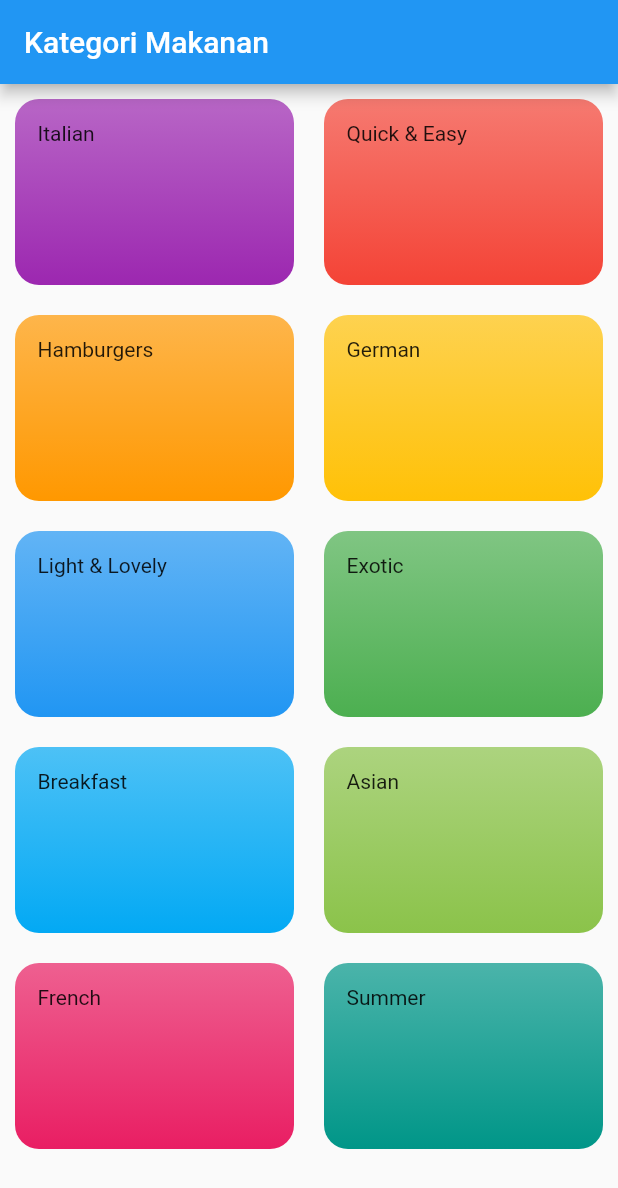
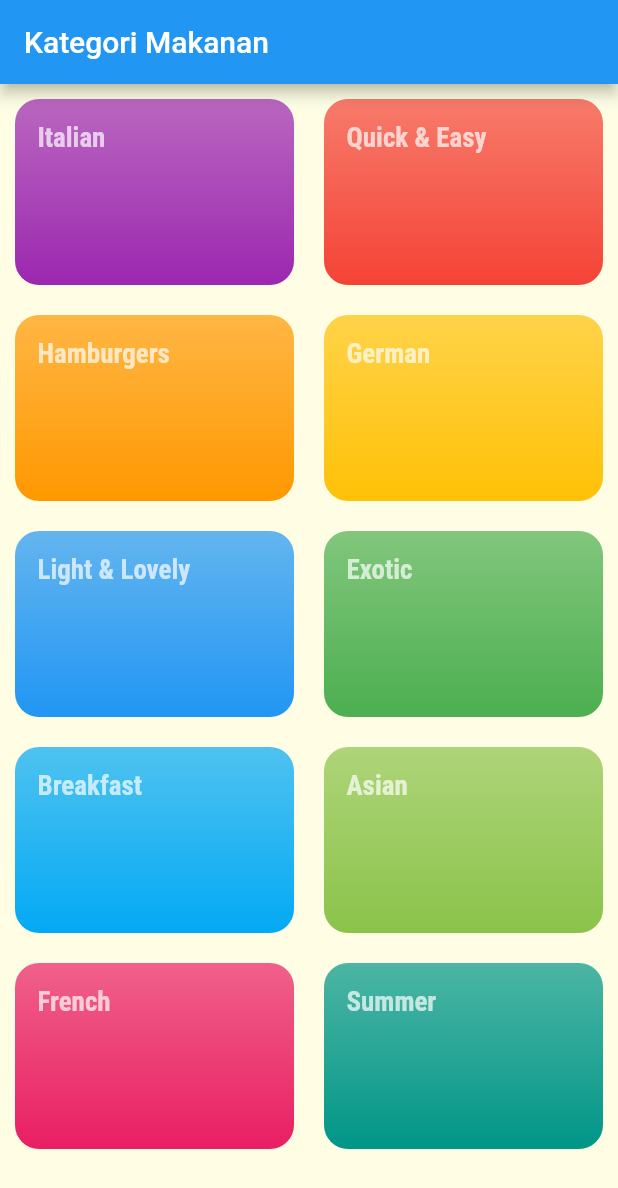
Before and after one commit to saldisucipto/flutter_great, a Flutter app: the screen it shows after launch, on a phone screen of 412 x 824 dp. Shown: the top 1188 px of the screen. Run offline on Flutter 3.47's test engine with Material 2 defaults, Android fonts, the phone set to English and light mode, and no system bars.

Commit message:
Memberikan Fonts Styling Font dan Thema Data

```diff
--- a/lib/components/kategori_items.dart
+++ b/lib/components/kategori_items.dart
@@ -1,4 +1,5 @@
 import 'package:flutter/cupertino.dart';
+import 'package:flutter/material.dart';
 import 'package:flutter/src/foundation/key.dart';
 import 'package:flutter/src/widgets/framework.dart';
 
@@ -20,7 +21,10 @@ class KategoriItems extends StatelessWidget {
             end: Alignment.bottomLeft,
           ),
           borderRadius: BorderRadius.circular(16)),
-      child: Text(title),
+      child: Text(
+        title,
+        style: Theme.of(context).textTheme.headline1,
+      ),
     );
   }
 }
--- a/lib/main.dart
+++ b/lib/main.dart
@@ -1,6 +1,5 @@
 import 'package:flutter/material.dart';
 import 'package:flutudemy/pages/category_pages.dart';
-import 'package:flutudemy/pages/home_pages.dart';
 
 void main(List<String> args) {
   // main function
@@ -15,7 +14,24 @@ class MyApp extends StatelessWidget {
     return MaterialApp(
       title: 'Aplikasi Makanan',
       theme: ThemeData(
-        primarySwatch: Colors.blue,
+        colorScheme: ColorScheme.fromSwatch(primarySwatch: Colors.blue)
+            .copyWith(secondary: Colors.amber),
+        canvasColor: const Color.fromRGBO(255, 254, 229, 1),
+        fontFamily: "RaleWay",
+        textTheme: ThemeData.light().textTheme.copyWith(
+              bodyText1: const TextStyle(
+                color: Color.fromRGBO(20, 51, 41, 1),
+              ),
+              bodyText2: const TextStyle(
+                color: Color.fromRGBO(20, 51, 41, 1),
+              ),
+              headline1: const TextStyle(
+                fontSize: 18,
+                fontFamily: 'RobotoCondensed',
+                fontWeight: FontWeight.bold,
+                color: Colors.white70,
+              ),
+            ),
       ),
       home: const KategoriScreen(),
     );
```
Also changed, not shown: pubspec.yaml (+19 -14 lines), assets/fonts/Raleway-Black.ttf (added), assets/fonts/Raleway-Bold.ttf (added), assets/fonts/Raleway-Regular.ttf (added), assets/fonts/RobotoCondensed-Bold.ttf (added), assets/fonts/RobotoCondensed-Italic.ttf (added), assets/fonts/RobotoCondensed-Light.ttf (added), assets/fonts/RobotoCondensed-Regular.ttf (added).
